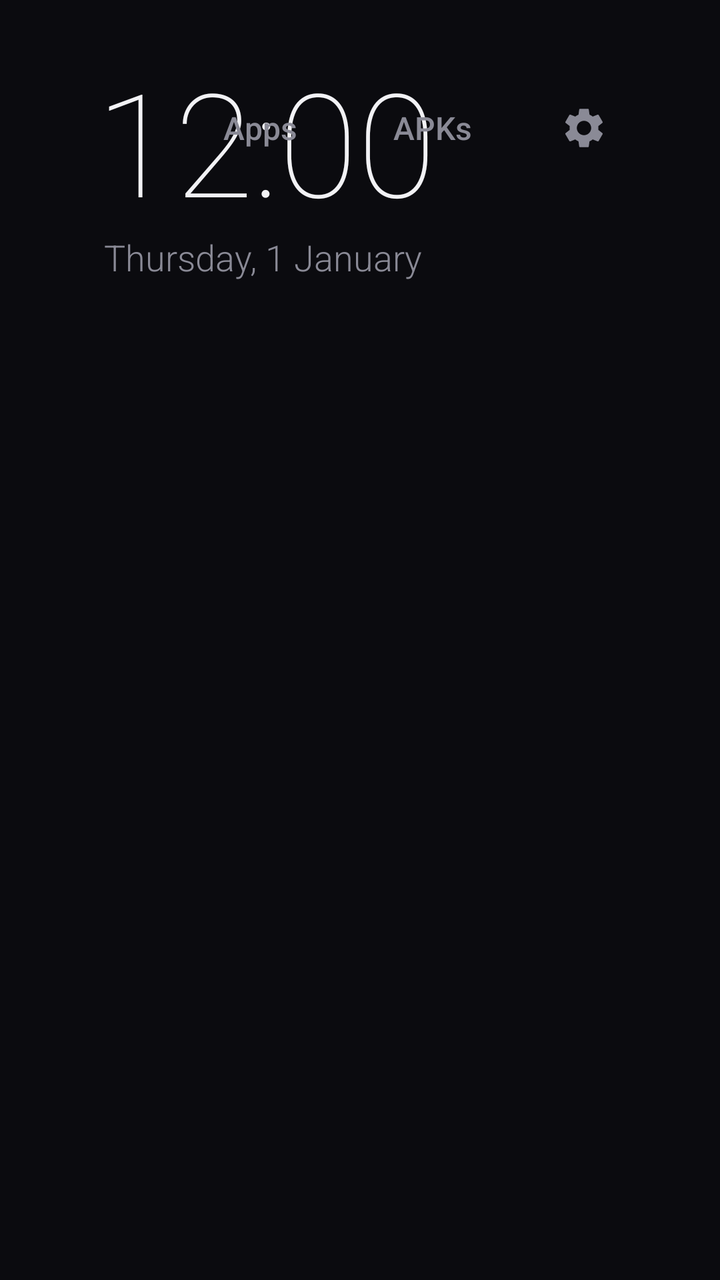
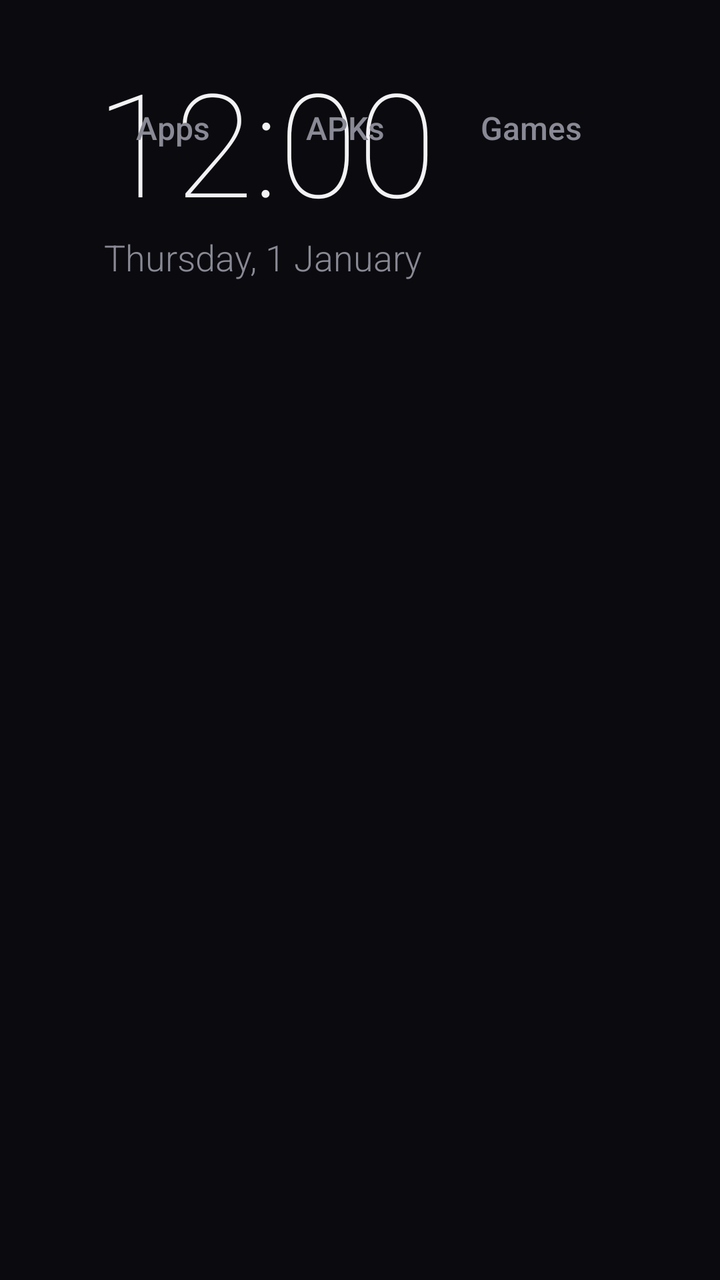

An Android layout rendered at two revisions. The XML below is the earlier revision; the diff shows what the commit changed to produce the second picture.
<!-- AndroidManifest.xml: application theme LauncherTheme -->
<!-- res/layout/activity_main.xml -->
<?xml version="1.0" encoding="utf-8"?>
<LinearLayout xmlns:android="http://schemas.android.com/apk/res/android"
    android:layout_width="match_parent"
    android:layout_height="match_parent"
    android:background="@color/bg"
    android:clipChildren="false"
    android:orientation="vertical"
    android:paddingStart="48dp"
    android:paddingTop="32dp"
    android:paddingEnd="48dp">

    
    <RelativeLayout
        android:layout_width="match_parent"
        android:layout_height="wrap_content">

        <LinearLayout
            android:layout_width="wrap_content"
            android:layout_height="wrap_content"
            android:layout_alignParentStart="true"
            android:orientation="vertical">

            <TextClock
                android:id="@+id/clock"
                android:layout_width="wrap_content"
                android:layout_height="wrap_content"
                android:fontFamily="sans-serif-thin"
                android:format12Hour="h:mm"
                android:format24Hour="HH:mm"
                android:includeFontPadding="false"
                android:textColor="@color/text"
                android:textSize="72sp" />

            <TextClock
                android:id="@+id/date"
                android:layout_width="wrap_content"
                android:layout_height="wrap_content"
                android:layout_marginStart="4dp"
                android:fontFamily="sans-serif-light"
                android:format12Hour="EEEE, d MMMM"
                android:format24Hour="EEEE, d MMMM"
                android:textColor="@color/text_dim"
                android:textSize="18sp" />
        </LinearLayout>

        <LinearLayout
            android:layout_width="wrap_content"
            android:layout_height="wrap_content"
            android:layout_alignParentEnd="true"
            android:layout_marginTop="12dp"
            android:gravity="center_vertical"
            android:orientation="horizontal">

            <TextView
                android:id="@+id/tab_apps"
                style="@style/Tab"
                android:text="@string/tab_apps" />

            <TextView
                android:id="@+id/tab_apks"
                style="@style/Tab"
                android:layout_marginStart="8dp"
                android:text="@string/tab_apks" />

            <ImageView
                android:id="@+id/settings"
                android:layout_width="40dp"
                android:layout_height="40dp"
                android:layout_marginStart="16dp"
                android:background="@drawable/tab_bg"
                android:contentDescription="@string/settings"
                android:focusable="true"
                android:padding="8dp"
                android:src="@drawable/ic_settings"
                android:tint="@color/tab_text" />
        </LinearLayout>
    </RelativeLayout>

    <FrameLayout
        android:layout_width="match_parent"
        android:layout_height="0dp"
        android:layout_marginTop="24dp"
        android:layout_weight="1"
        android:clipChildren="false">

        <GridView
            android:id="@+id/grid"
            android:layout_width="match_parent"
            android:layout_height="match_parent"
            android:clipChildren="false"
            android:clipToPadding="false"
            android:drawSelectorOnTop="false"
            android:horizontalSpacing="20dp"
            android:listSelector="@android:color/transparent"
            android:numColumns="5"
            android:paddingStart="8dp"
            android:paddingTop="12dp"
            android:paddingEnd="8dp"
            android:paddingBottom="32dp"
            android:scrollbars="none"
            android:stretchMode="columnWidth"
            android:verticalSpacing="20dp" />

        <TextView
            android:id="@+id/empty"
            android:layout_width="wrap_content"
            android:layout_height="wrap_content"
            android:layout_gravity="center"
            android:gravity="center"
            android:lineSpacingMultiplier="1.3"
            android:textColor="@color/text_dim"
            android:textSize="18sp"
            android:visibility="gone" />
    </FrameLayout>
</LinearLayout>
<!-- resources referenced by this layout -->
<resources>
  <color name="bg">#0B0B0F</color>
  <color name="text">#F2F2F5</color>
  <color name="text_dim">#8A8A96</color>
  <!-- drawable ic_settings (drawable) -->
  <vector xmlns:android="http://schemas.android.com/apk/res/android"
      android:width="24dp" android:height="24dp"
      android:viewportWidth="24" android:viewportHeight="24">
      <path android:fillColor="#FFFFFFFF"
          android:pathData="M19.14,12.94c0.04,-0.3 0.06,-0.61 0.06,-0.94c0,-0.32 -0.02,-0.64 -0.07,-0.94l2.03,-1.58c0.18,-0.14 0.23,-0.41 0.12,-0.61l-1.92,-3.32c-0.12,-0.22 -0.37,-0.29 -0.59,-0.22l-2.39,0.96c-0.5,-0.38 -1.03,-0.7 -1.62,-0.94L14.4,2.81c-0.04,-0.24 -0.24,-0.41 -0.48,-0.41h-3.84c-0.24,0 -0.43,0.17 -0.47,0.41L9.25,5.35C8.66,5.59 8.12,5.92 7.63,6.29L5.24,5.33c-0.22,-0.08 -0.47,0 -0.59,0.22L2.74,8.87C2.62,9.08 2.66,9.34 2.86,9.48l2.03,1.58C4.84,11.36 4.8,11.69 4.8,12s0.02,0.64 0.07,0.94l-2.03,1.58c-0.18,0.14 -0.23,0.41 -0.12,0.61l1.92,3.32c0.12,0.22 0.37,0.29 0.59,0.22l2.39,-0.96c0.5,0.38 1.03,0.7 1.62,0.94l0.36,2.54c0.05,0.24 0.24,0.41 0.48,0.41h3.84c0.24,0 0.44,-0.17 0.47,-0.41l0.36,-2.54c0.59,-0.24 1.13,-0.56 1.62,-0.94l2.39,0.96c0.22,0.08 0.47,0 0.59,-0.22l1.92,-3.32c0.12,-0.22 0.07,-0.47 -0.12,-0.61L19.14,12.94zM12,15.6c-1.98,0 -3.6,-1.62 -3.6,-3.6s1.62,-3.6 3.6,-3.6s3.6,1.62 3.6,3.6S13.98,15.6 12,15.6z" />
  </vector>
  <!-- drawable tab_bg (drawable) -->
  <?xml version="1.0" encoding="utf-8"?>
  <selector xmlns:android="http://schemas.android.com/apk/res/android">
      <item android:state_focused="true">
          <shape android:shape="rectangle">
              <corners android:radius="20dp" />
              <solid android:color="@color/accent" />
          </shape>
      </item>
      <item android:state_selected="true">
          <shape android:shape="rectangle">
              <corners android:radius="20dp" />
              <solid android:color="#33FFFFFF" />
          </shape>
      </item>
      <item>
          <shape android:shape="rectangle">
              <corners android:radius="20dp" />
              <solid android:color="@android:color/transparent" />
          </shape>
      </item>
  </selector>
  <string name="settings">Settings</string>
  <string name="tab_apks">APKs</string>
  <string name="tab_apps">Apps</string>
  <style name="Tab">
          <item name="android:layout_width">wrap_content</item>
          <item name="android:layout_height">40dp</item>
          <item name="android:background">@drawable/tab_bg</item>
          <item name="android:focusable">true</item>
          <item name="android:gravity">center</item>
          <item name="android:paddingStart">20dp</item>
          <item name="android:paddingEnd">20dp</item>
          <item name="android:textColor">@color/tab_text</item>
          <item name="android:textSize">16sp</item>
          <item name="android:fontFamily">sans-serif-medium</item>
      </style>
  <style name="LauncherTheme" parent="android:Theme.Material.NoActionBar">
          <item name="android:windowBackground">@color/bg</item>
          <item name="android:colorBackground">@color/bg</item>
          <item name="android:windowNoTitle">true</item>
          <item name="android:windowShowWallpaper">false</item>
          <item name="android:windowFullscreen">true</item>
          <item name="android:windowContentOverlay">@null</item>
          <item name="android:colorAccent">@color/accent</item>
      </style>
  <color name="accent">#FFFFFF</color>
</resources>

<!-- the commit's change to res/layout/activity_main.xml (unified diff, before → after) -->
@@ -41,6 +41,17 @@
                 android:format24Hour="EEEE, d MMMM"
                 android:textColor="@color/text_dim"
                 android:textSize="18sp" />
+
+            <TextView
+                android:id="@+id/weather"
+                android:layout_width="wrap_content"
+                android:layout_height="wrap_content"
+                android:layout_marginStart="4dp"
+                android:layout_marginTop="6dp"
+                android:fontFamily="sans-serif-light"
+                android:textColor="@color/text_dim"
+                android:textSize="16sp"
+                android:visibility="gone" />
         </LinearLayout>
 
         <LinearLayout
@@ -61,6 +72,12 @@
                 style="@style/Tab"
                 android:layout_marginStart="8dp"
                 android:text="@string/tab_apks" />
+
+            <TextView
+                android:id="@+id/tab_games"
+                style="@style/Tab"
+                android:layout_marginStart="8dp"
+                android:text="@string/tab_games" />
 
             <ImageView
                 android:id="@+id/settings"
<!-- resource entries referenced after the edit -->
@@ -35,6 +35,7 @@
   <string name="settings">Settings</string>
   <string name="tab_apks">APKs</string>
   <string name="tab_apps">Apps</string>
+  <string name="tab_games">Games</string>
   <style name="Tab">
           <item name="android:layout_width">wrap_content</item>
           <item name="android:layout_height">40dp</item>
